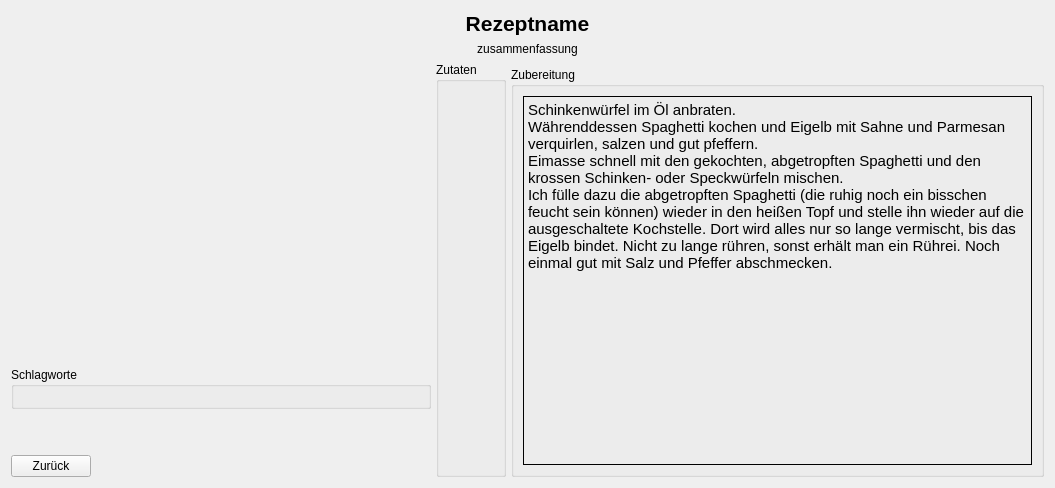
This is frontend/RecipeWidget.ui in Indidev/headcooker as Qt 5 draws it before an edit. The edited form follows.
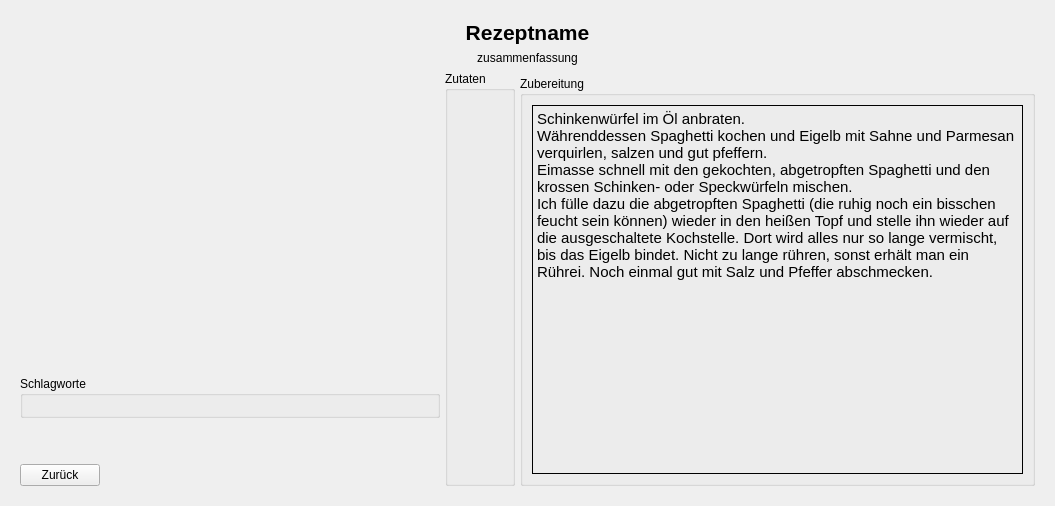
This is the edited form.

Commit message: extended recipe stylesheet

Diff of the .ui file:
```diff
--- a/frontend/RecipeWidget.ui
+++ b/frontend/RecipeWidget.ui
@@ -7,13 +7,19 @@
     <x>0</x>
     <y>0</y>
     <width>1055</width>
-    <height>488</height>
+    <height>506</height>
    </rect>
   </property>
   <property name="windowTitle">
    <string>Form</string>
   </property>
-  <layout class="QVBoxLayout" name="verticalLayout_2">
+  <property name="styleSheet">
+   <string notr="true"/>
+  </property>
+  <layout class="QGridLayout" name="gridLayout_2">
+   <item row="0" column="0">
+    <widget class="QWidget" name="bodyWidget" native="true">
+     <layout class="QVBoxLayout" name="verticalLayout_7">
    <item>
     <widget class="QLabel" name="recipeName">
      <property name="font">
@@ -294,6 +300,9 @@
       </layout>
      </item>
     </layout>
+      </item>
+     </layout>
+    </widget>
    </item>
   </layout>
  </widget>
```
Left out of the diff: 4 changed lines with no effect on the pictures. Lines whose indentation alone changed are shown as unchanged. The commit also changes 2 other files.
